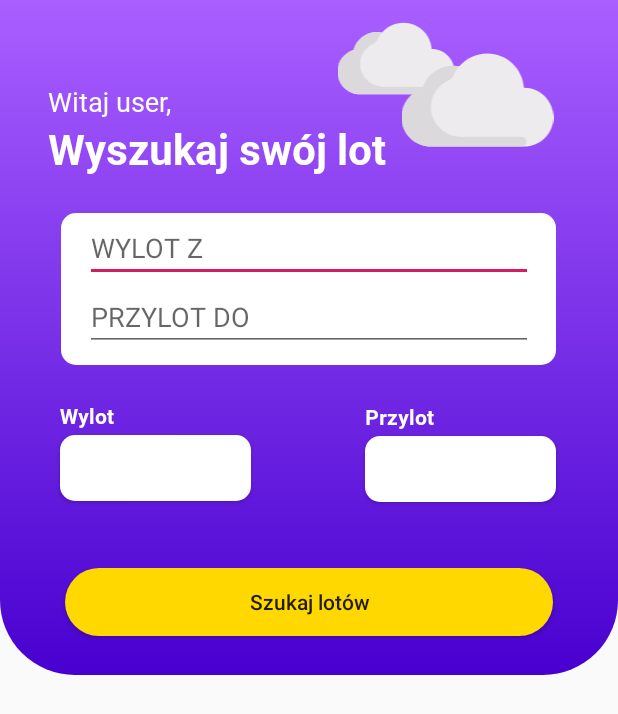
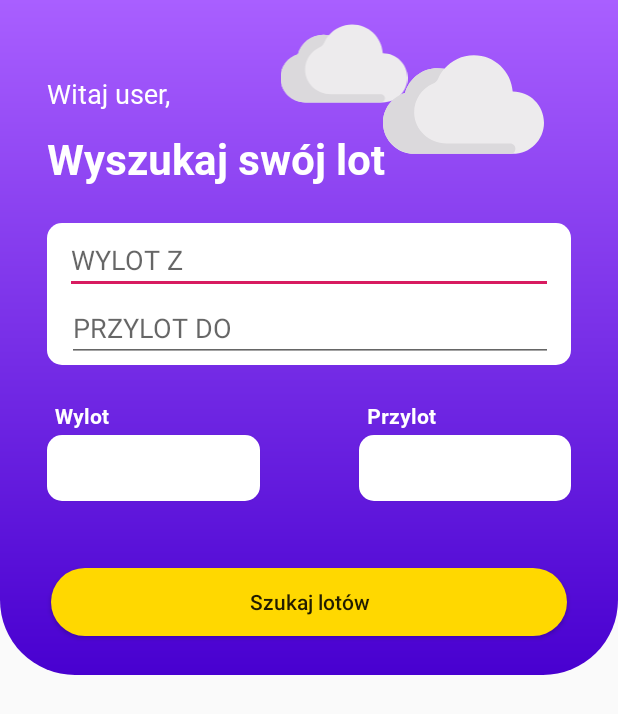
Before and after one commit to marcinsitkiewicz/Trip-planner-Android-app, an Android app: the SearchForFlightsActivity screen opened directly, with no data from a screen before it, on a phone screen of 412 x 824 dp. Shown: the top 714 px of the screen. Run offline under Robolectric (Android 15) with nearby library versions, the phone set to English and light mode, and no system bars.

Commit message:
fix activities to be more responsive

```diff
--- a/app/src/main/AndroidManifest.xml
+++ b/app/src/main/AndroidManifest.xml
@@ -41,7 +41,8 @@
 		</activity>
 
 		<activity android:name=".LoginActivity"
-			android:parentActivityName=".MainActivity">
+			android:parentActivityName=".MainActivity"
+			android:windowSoftInputMode="adjustResize">
 		</activity>
 
 		<activity android:name=".HomeActivity"
@@ -49,7 +50,8 @@
 			tools:ignore="Instantiatable">
 		</activity>
 		<activity android:name=".RegisterActivity"
-			android:parentActivityName=".LoginActivity">
+			android:parentActivityName=".LoginActivity"
+			android:windowSoftInputMode="adjustResize">
 		</activity>
 
 
--- a/app/src/main/res/layout/flight_row.xml
+++ b/app/src/main/res/layout/flight_row.xml
@@ -107,9 +107,11 @@
             app:layout_constraintTop_toBottomOf="@+id/wylot_z"/>
     <View
         android:id="@+id/view3"
-        android:layout_width="350dp"
+        android:layout_width="match_parent"
         android:layout_height="111dp"
         android:layout_marginTop="10dp"
+        android:layout_marginEnd="10dp"
+        android:layout_marginStart="10dp"
         android:layout_marginBottom="10dp"
         android:background="@drawable/bg_flights_row"
         android:elevation="6dp"
--- a/app/src/main/res/layout/flights_result_activity.xml
+++ b/app/src/main/res/layout/flights_result_activity.xml
@@ -49,9 +49,9 @@
         android:id="@+id/recyclerView_main"
         android:layout_width="match_parent"
         android:layout_height="match_parent"
-        android:layout_marginStart="8dp"
+        android:layout_marginStart="1dp"
         android:layout_marginTop="170dp"
-        android:layout_marginEnd="8dp"
+        android:layout_marginEnd="1dp"
         android:layout_marginBottom="8dp"
         app:layout_constraintBottom_toBottomOf="parent"
         app:layout_constraintEnd_toEndOf="parent"
--- a/app/src/main/res/layout/search_for_flights_activity.xml
+++ b/app/src/main/res/layout/search_for_flights_activity.xml
@@ -8,128 +8,133 @@
 
     <View
         android:id="@+id/view"
-        android:layout_width="match_parent"
+        android:layout_width="0dp"
         android:layout_height="450dp"
         android:background="@drawable/bg_purple"
-        app:layout_constraintTop_toTopOf="parent"
-        tools:ignore="MissingConstraints"
-        tools:layout_editor_absoluteX="1dp" />
+        app:layout_constraintEnd_toEndOf="parent"
+        app:layout_constraintHorizontal_bias="0.0"
+        app:layout_constraintStart_toStartOf="parent"
+        app:layout_constraintTop_toTopOf="@+id/imageView"
+        tools:ignore="MissingConstraints" />
 
     <View
         android:id="@+id/view3"
-        android:layout_width="330dp"
-        android:layout_height="101dp"
+        android:layout_width="0dp"
+        android:layout_height="0dp"
 
+        android:layout_marginStart="31dp"
+        android:layout_marginTop="24dp"
+        android:layout_marginEnd="31dp"
+        android:layout_marginBottom="24dp"
         android:background="@drawable/bg_wylot"
-        app:layout_constraintBottom_toTopOf="@+id/button2"
+        app:layout_constraintBottom_toTopOf="@+id/wylotText"
         app:layout_constraintEnd_toEndOf="parent"
-        app:layout_constraintHorizontal_bias="0.493"
         app:layout_constraintStart_toStartOf="parent"
-        app:layout_constraintTop_toTopOf="@+id/view"
-        app:layout_constraintVertical_bias="0.512"
+        app:layout_constraintTop_toBottomOf="@+id/textView3"
         tools:ignore="MissingConstraints" />
 
     <Button
         android:id="@+id/button2"
-        android:layout_width="325dp"
+        android:layout_width="0dp"
         android:layout_height="45dp"
         android:layout_gravity="center_horizontal"
+        android:layout_marginStart="34dp"
+        android:layout_marginEnd="34dp"
+        android:layout_marginBottom="26dp"
         android:background="@drawable/bg_button"
         android:text="Szukaj lotów"
         android:textAllCaps="false"
         app:layout_constraintBottom_toBottomOf="@+id/view"
         app:layout_constraintEnd_toEndOf="parent"
-        app:layout_constraintStart_toStartOf="@+id/view"
-        app:layout_constraintTop_toTopOf="@+id/view"
-        app:layout_constraintVertical_bias="0.935"
+        app:layout_constraintStart_toStartOf="parent"
         tools:ignore="HardcodedText,MissingConstraints" />
 
     <ImageView
         android:id="@+id/imageView"
-        android:layout_width="153dp"
-        android:layout_height="78dp"
+        android:layout_width="0dp"
+        android:layout_height="0dp"
+        android:layout_marginEnd="67dp"
+        android:layout_marginBottom="2dp"
         android:src="@drawable/cloud"
-        app:layout_constraintBottom_toTopOf="@+id/cloud1"
+        app:layout_constraintBottom_toTopOf="@+id/textView3"
         app:layout_constraintEnd_toEndOf="parent"
-        app:layout_constraintHorizontal_bias="0.724"
-        app:layout_constraintStart_toStartOf="parent"
-        app:layout_constraintTop_toTopOf="@+id/view"
-        app:layout_constraintVertical_bias="1.0"
+        app:layout_constraintStart_toEndOf="@+id/textView4"
+        app:layout_constraintTop_toTopOf="parent"
         tools:ignore="ContentDescription,MissingConstraints,UnknownId" />
 
     <ImageView
         android:id="@+id/imageView3"
-        android:layout_width="187dp"
-        android:layout_height="101dp"
+        android:layout_width="0dp"
+        android:layout_height="0dp"
+        android:layout_marginTop="16dp"
+        android:layout_marginBottom="1dp"
         android:src="@drawable/cloud"
-        app:layout_constraintBottom_toTopOf="@+id/view3"
+        app:layout_constraintBottom_toBottomOf="@+id/textView3"
         app:layout_constraintEnd_toEndOf="parent"
-        app:layout_constraintHorizontal_bias="1.0"
-        app:layout_constraintStart_toEndOf="@+id/cloud2"
-        app:layout_constraintTop_toTopOf="@+id/view"
-        app:layout_constraintVertical_bias="0.39"
+        app:layout_constraintStart_toEndOf="@+id/textView4"
+        app:layout_constraintTop_toTopOf="parent"
         tools:ignore="ContentDescription,MissingConstraints,UnknownId" />
 
     <TextView
         android:id="@+id/textView4"
         android:layout_width="wrap_content"
         android:layout_height="wrap_content"
+        android:layout_marginTop="50dp"
+        android:layout_marginEnd="92dp"
         android:fontFamily="@font/robotoregular"
         android:text="Witaj user,"
         android:textColor="#FFFFFF"
         android:textSize="18sp"
-        app:layout_constraintBottom_toTopOf="@+id/textView3"
-        app:layout_constraintEnd_toEndOf="parent"
-        app:layout_constraintHorizontal_bias="0.097"
-        app:layout_constraintStart_toStartOf="parent"
-        app:layout_constraintTop_toTopOf="@+id/view"
-        app:layout_constraintVertical_bias="1.0"
+        app:layout_constraintEnd_toStartOf="@+id/imageView3"
+        app:layout_constraintStart_toStartOf="@+id/textView3"
+        app:layout_constraintTop_toTopOf="parent"
         tools:ignore="HardcodedText,MissingConstraints" />
 
     <TextView
         android:id="@+id/textView3"
-        android:layout_width="242dp"
-        android:layout_height="38dp"
+        android:layout_width="0dp"
+        android:layout_height="wrap_content"
         android:layout_marginBottom="24dp"
+        android:layout_marginTop="10dp"
         android:fontFamily="@font/robotobold"
         android:text="Wyszukaj swój lot"
         android:textColor="#FFFFFF"
-
         android:textSize="28sp"
-        app:layout_constraintBottom_toTopOf="@+id/view3"
-        app:layout_constraintEnd_toEndOf="parent"
-        app:layout_constraintHorizontal_bias="0.189"
-        app:layout_constraintStart_toStartOf="parent"
+        app:layout_constraintBottom_toTopOf="@+id/wylotZ"
+        app:layout_constraintStart_toStartOf="@+id/view3"
+        app:layout_constraintTop_toBottomOf="@+id/textView4"
         tools:ignore="HardcodedText,MissingConstraints" />
 
     <EditText
         android:id="@+id/wylotZ"
-        android:layout_width="wrap_content"
+        android:layout_width="0dp"
         android:layout_height="wrap_content"
+        android:layout_marginTop="2dp"
+        android:layout_marginStart="12dp"
+        android:layout_marginEnd="12dp"
         android:ems="14"
+        android:hint="WYLOT Z"
         android:inputType="textPersonName"
-        android:hint="WYLOT Z"
-        app:layout_constraintBottom_toTopOf="@+id/przylotDo"
-        app:layout_constraintEnd_toEndOf="@+id/view3"
         app:layout_constraintStart_toStartOf="@+id/view3"
         app:layout_constraintTop_toTopOf="@+id/view3"
+        app:layout_constraintEnd_toEndOf="@+id/view3"
         tools:ignore="MissingConstraints" />
 
     <Button
         android:id="@+id/btn_timePickerWylot"
-        android:layout_width="127dp"
+        android:layout_width="0dp"
         android:layout_height="44dp"
-        android:layout_marginTop="15dp"
-        android:layout_marginBottom="15dp"
+        android:layout_marginStart="31dp"
+        android:layout_marginTop="47dp"
+        android:layout_marginEnd="66dp"
+        android:layout_marginBottom="45dp"
         android:background="@drawable/bg_date_picker"
-        tools:text="@tools:sample/date/ddmmyy"
         app:layout_constraintBottom_toTopOf="@+id/button2"
-        app:layout_constraintEnd_toEndOf="@+id/view"
-        app:layout_constraintHorizontal_bias="0.14"
-        app:layout_constraintStart_toStartOf="@+id/view"
+        app:layout_constraintEnd_toStartOf="@+id/btn_timePickerPrzylot"
+        app:layout_constraintStart_toStartOf="parent"
         app:layout_constraintTop_toBottomOf="@+id/view3"
-        app:layout_constraintVertical_bias="0.516"
-        tools:ignore="MissingConstraints" />
+        tools:ignore="MissingConstraints"
+        tools:text="@tools:sample/date/ddmmyy" />
 
 
     <!--    <EditText-->
@@ -147,58 +152,55 @@
 
     <Button
         android:id="@+id/btn_timePickerPrzylot"
-        android:layout_width="127dp"
-        android:layout_height="44dp"
-        android:layout_marginTop="15dp"
-        android:layout_marginBottom="15dp"
+        android:layout_width="0dp"
+        android:layout_height="0dp"
+        android:layout_marginEnd="31dp"
         android:background="@drawable/bg_date_picker"
-        app:layout_constraintBottom_toTopOf="@+id/button2"
-        app:layout_constraintEnd_toEndOf="@+id/view"
-        app:layout_constraintHorizontal_bias="0.649"
+        app:layout_constraintBottom_toBottomOf="@+id/btn_timePickerWylot"
+        app:layout_constraintEnd_toEndOf="parent"
         app:layout_constraintStart_toEndOf="@+id/btn_timePickerWylot"
-        app:layout_constraintTop_toBottomOf="@+id/view3"
-        app:layout_constraintVertical_bias="0.524"
+        app:layout_constraintTop_toTopOf="@+id/btn_timePickerWylot"
         tools:ignore="MissingConstraints"
         tools:text="@tools:sample/date/ddmmyy" />
 
     <EditText
         android:id="@+id/przylotDo"
-        android:layout_width="wrap_content"
+        android:layout_width="0dp"
         android:layout_height="wrap_content"
+        android:layout_marginStart="1dp"
+        android:layout_marginBottom="2dp"
         android:ems="14"
         android:hint="PRZYLOT DO"
         android:inputType="textPersonName"
+        app:layout_constraintStart_toStartOf="@+id/wylotZ"
+        app:layout_constraintTop_toBottomOf="@+id/wylotZ"
+        app:layout_constraintEnd_toEndOf="@+id/wylotZ"
         app:layout_constraintBottom_toBottomOf="@+id/view3"
-        app:layout_constraintEnd_toEndOf="@+id/view3"
-        app:layout_constraintHorizontal_bias="0.516"
-        app:layout_constraintStart_toStartOf="@+id/view3"
-        app:layout_constraintTop_toTopOf="@+id/view3"
-        app:layout_constraintVertical_bias="0.839"
         tools:ignore="MissingConstraints" />
 
     <TextView
         android:id="@+id/wylotText"
         android:layout_width="wrap_content"
         android:layout_height="wrap_content"
-        android:layout_marginStart="40dp"
+        android:layout_marginStart="5dp"
         android:layout_marginBottom="3dp"
         android:fontFamily="@font/robotobold"
         android:text="Wylot"
         android:textColor="#FFFFFF"
-        app:layout_constraintBottom_toTopOf="@+id/btn_timePickerWylot"
-        app:layout_constraintStart_toStartOf="@+id/view" />
+        app:layout_constraintStart_toStartOf="@+id/btn_timePickerWylot"
+        app:layout_constraintBottom_toTopOf="@+id/btn_timePickerWylot" />
 
     <TextView
         android:id="@+id/przylotText"
         android:layout_width="wrap_content"
         android:layout_height="wrap_content"
-        android:layout_marginStart="76dp"
+        android:layout_marginStart="5dp"
         android:layout_marginBottom="3dp"
         android:fontFamily="@font/robotobold"
         android:text="Przylot"
         android:textColor="#FFFFFF"
         app:layout_constraintBottom_toTopOf="@+id/btn_timePickerPrzylot"
-        app:layout_constraintStart_toEndOf="@+id/btn_timePickerWylot"
+        app:layout_constraintStart_toStartOf="@+id/btn_timePickerPrzylot"
         tools:ignore="MissingConstraints" />
 
 </androidx.constraintlayout.widget.ConstraintLayout>
```
Also changed, not shown: app/src/main/res/layout/login_screen_activity.xml (+53 -46 lines), app/src/main/res/layout/register_screen_activity.xml (+43 -34 lines).
